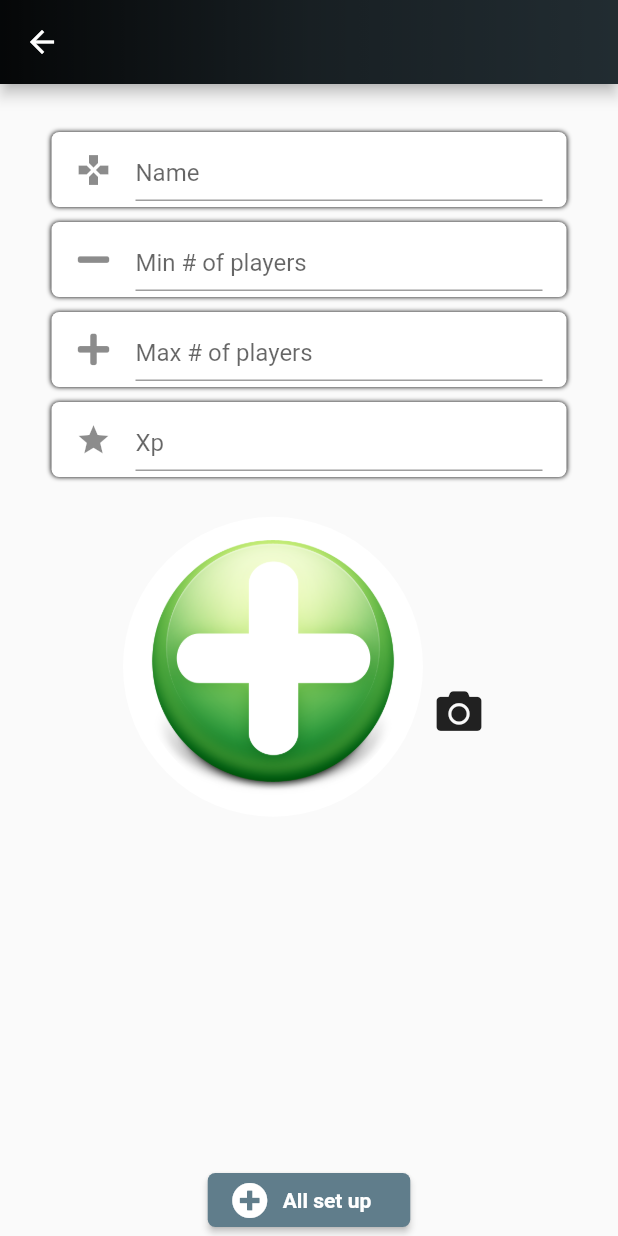
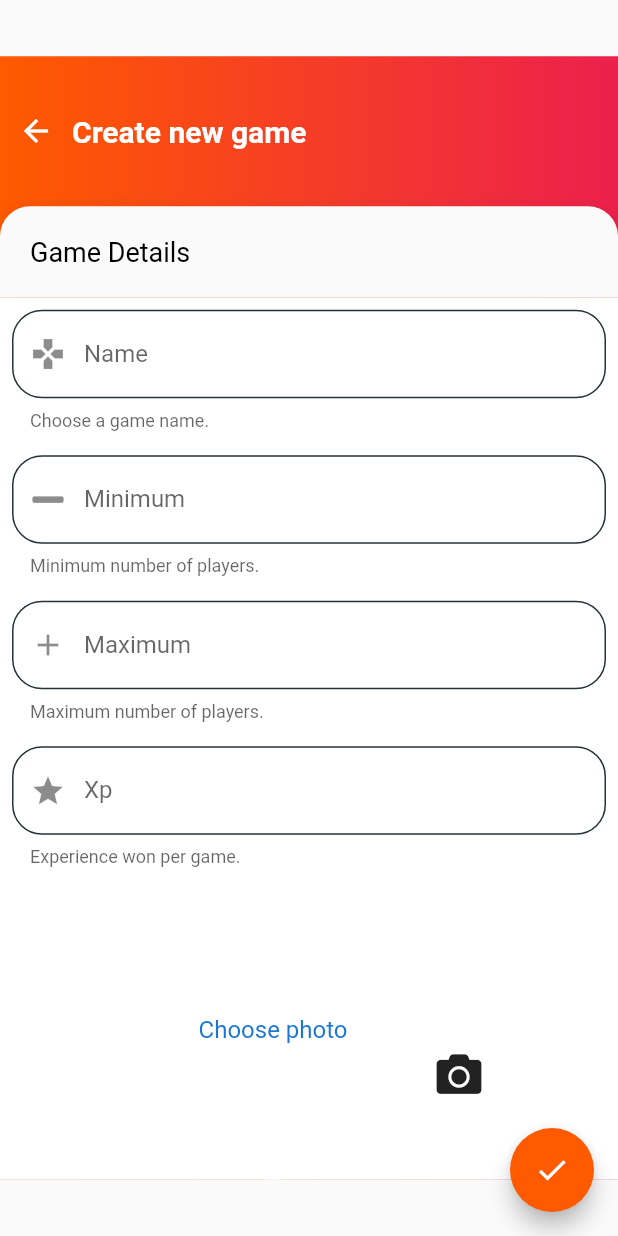
Before and after one commit to CristianFAlexa/SapRanks, a Flutter app: the CreateGamePage screen opened directly, on a phone screen of 412 x 824 dp. Run offline on Flutter 3.47's test engine with Material 2 defaults, Android fonts, the phone set to English and light mode, and no system bars; our stand-ins replace auto_size_text, carousel_slider, cloud_firestore, expandable, firebase_auth, firebase_messaging and 7 more; missing offline and left inert: countdown_flutter, qr_code_scanner; accounts and stored records are empty.

Commit message:
Updated design for create page and quick fix on set game call.

```diff
--- a/lib/view/component/CreateGamePage.dart
+++ b/lib/view/component/CreateGamePage.dart
@@ -7,7 +7,6 @@ import 'package:firebase_storage/firebase_storage.dart';
 import 'package:flutter/cupertino.dart';
 import 'package:flutter/material.dart';
 import 'package:font_awesome_flutter/font_awesome_flutter.dart';
-import 'package:gradient_app_bar/gradient_app_bar.dart';
 import 'package:image_picker/image_picker.dart';
 import 'package:path/path.dart';
 import 'package:uuid/uuid.dart';
@@ -53,7 +52,7 @@ class _CreateGamePageState extends State<CreateGamePage> {
       Firestore.instance
           .collection('games')
           .document('$uid')
-          .setData(GameModel(_name, 0, _downloadUrl, uid, int.parse(_minPlayers), int.parse(_maxPlayers), int.parse(_xp)).toMap());
+          .setData(GameModel(_name, 0, _downloadUrl, uid, int.parse(_maxPlayers), int.parse(_minPlayers), int.parse(_xp)).toMap());
       Navigator.of(context).pop();
     } else {
       Scaffold.of(context).showSnackBar(new SnackBar(content: new Text('You did not choose a picture and a name.')));
@@ -63,28 +62,63 @@ class _CreateGamePageState extends State<CreateGamePage> {
   @override
   Widget build(BuildContext context) {
     return Scaffold(
+      resizeToAvoidBottomInset: true,
       resizeToAvoidBottomPadding: true,
-      appBar: GradientAppBar(
-        gradient: LinearGradient(colors: [Colors.black87, Colors.black38, Colors.black12]),
-      ),
       body: Form(
         key: _formKey,
         child: Builder(
           builder: (context) => Center(
+            child: ListView(
+              scrollDirection: Axis.vertical,
+              shrinkWrap: true,
+              children: <Widget>[
+                Container(
+                  decoration: BoxDecoration(
+                    gradient: LinearGradient(
+                      begin: Alignment.centerLeft,
+                      end: Alignment.centerRight,
+                      colors: [Color.fromRGBO(255, 90, 0, 1), Color.fromRGBO(236, 32, 77, 1)]),
+                  ),
                   child: Column(
                     children: <Widget>[
                       Container(
-                  padding: EdgeInsets.only(top: 32),
+                        height: 100,
+                        child: Row(
+                          children: <Widget>[
+                            IconButton(
+                              icon: Icon(Icons.arrow_back, color: Colors.white, ),
+                              onPressed: (){
+                                Navigator.of(context).pop();
+                              },
+                            ),
+                            Text('Create new game', style: TextStyle(color: Colors.white, fontSize: 20, fontWeight: FontWeight.bold),)
+                          ],
+                        ),
+                      ),
+                      Material(
+                        child: Row(
+                          children: <Widget>[
+                            Padding(
+                              padding: const EdgeInsets.all(20.0),
+                              child: Text('Game Details', style: TextStyle(color: Colors.black, fontSize: 18),),
+                            ),
+                          ],
+                        ),
+                        elevation: 10,
+                        shadowColor: Color.fromRGBO(255, 90, 0, 1),
+                         borderRadius: BorderRadius.only(
+                           topLeft: Radius.circular(20),
+                           topRight: Radius.circular(20),
+                         ),
+                      ),
+                      Container(
+                        decoration: BoxDecoration(
+                          color: Colors.white,
+                        ),
                         child: Column(
                           children: <Widget>[
-                      Container(
-                        width: MediaQuery.of(context).size.width / 1.2,
-                        height: 50,
-                        padding: EdgeInsets.only(top: 4, left: 16, right: 16, bottom: 4),
-                        decoration: BoxDecoration(
-                            borderRadius: BorderRadius.all(Radius.circular(5)),
-                            color: Colors.white,
-                            boxShadow: [BoxShadow(color: Colors.black, blurRadius: 2)]),
+                            Padding(
+                              padding: const EdgeInsets.all(8.0),
                               child: TextFormField(
                                 validator: (input) {
                                   if (input.isEmpty) {
@@ -93,20 +127,32 @@ class _CreateGamePageState extends State<CreateGamePage> {
                                   return null;
                                 },
                                 onSaved: (input) => _name = input,
-                          decoration: InputDecoration(icon: Icon(Icons.gamepad), hintText: 'Name'),
+                                decoration: InputDecoration(
+                                  enabledBorder: new OutlineInputBorder(
+                                    borderSide: new BorderSide(color: Colors.blueGrey[900]),
+                                    borderRadius: BorderRadius.circular(20)
+                                  ),
+                                  focusedBorder: new OutlineInputBorder(
+                                    borderSide: new BorderSide(color: Colors.green[600]),
+                                    borderRadius: BorderRadius.circular(20)
+                                  ),
+                                  errorBorder: new OutlineInputBorder(
+                                    borderSide: new BorderSide(color: Colors.red[600]),
+                                    borderRadius: BorderRadius.circular(20)
+                                  ),
+                                  focusedErrorBorder: new OutlineInputBorder(
+                                    borderSide: new BorderSide(color: Colors.red[600]),
+                                    borderRadius: BorderRadius.circular(20)
+                                  ),
+                                  prefixIcon: Icon(Icons.gamepad),
+                                  hintText: 'Football',
+                                  labelText: 'Name',
+                                  helperText: 'Choose a game name.'
                                 ),
                               ),
-                      SizedBox(
-                        height: 10,
                             ),
-                      Container(
-                        width: MediaQuery.of(context).size.width / 1.2,
-                        height: 50,
-                        padding: EdgeInsets.only(top: 4, left: 16, right: 16, bottom: 4),
-                        decoration: BoxDecoration(
-                            borderRadius: BorderRadius.all(Radius.circular(5)),
-                            color: Colors.white,
-                            boxShadow: [BoxShadow(color: Colors.black, blurRadius: 2)]),
+                            Padding(
+                              padding: const EdgeInsets.all(8.0),
                               child: TextFormField(
                                 validator: (input) {
                                   _tmpMin = input;
@@ -118,20 +164,32 @@ class _CreateGamePageState extends State<CreateGamePage> {
                                   return null;
                                 },
                                 onSaved: (input) => _minPlayers = input,
-                          decoration: InputDecoration(icon: Icon(FontAwesomeIcons.minus), hintText: 'Min # of players'),
+                                decoration: InputDecoration(
+                                  enabledBorder: new OutlineInputBorder(
+                                    borderSide: new BorderSide(color: Colors.blueGrey[900]),
+                                    borderRadius: BorderRadius.circular(20)
+                                  ),
+                                  focusedBorder: new OutlineInputBorder(
+                                    borderSide: new BorderSide(color: Colors.green[600]),
+                                    borderRadius: BorderRadius.circular(20)
+                                  ),
+                                  errorBorder: new OutlineInputBorder(
+                                    borderSide: new BorderSide(color: Colors.red[600]),
+                                    borderRadius: BorderRadius.circular(20)
+                                  ),
+                                  focusedErrorBorder: new OutlineInputBorder(
+                                    borderSide: new BorderSide(color: Colors.red[600]),
+                                    borderRadius: BorderRadius.circular(20)
+                                  ),
+                                  prefixIcon: Icon(FontAwesomeIcons.minus),
+                                  hintText: '2',
+                                  labelText: 'Minimum',
+                                  helperText: 'Minimum number of players.'
                                 ),
                               ),
-                      SizedBox(
-                        height: 10,
                             ),
-                      Container(
-                        width: MediaQuery.of(context).size.width / 1.2,
-                        height: 50,
-                        padding: EdgeInsets.only(top: 4, left: 16, right: 16, bottom: 4),
-                        decoration: BoxDecoration(
-                            borderRadius: BorderRadius.all(Radius.circular(5)),
-                            color: Colors.white,
-                            boxShadow: [BoxShadow(color: Colors.black, blurRadius: 2)]),
+                            Padding(
+                              padding: const EdgeInsets.all(8.0),
                               child: TextFormField(
                                 validator: (input) {
                                   if (input.isEmpty) {
@@ -144,20 +202,32 @@ class _CreateGamePageState extends State<CreateGamePage> {
                                   return null;
                                 },
                                 onSaved: (input) => _maxPlayers = input,
-                          decoration: InputDecoration(icon: Icon(FontAwesomeIcons.plus), hintText: 'Max # of players'),
+                                decoration: InputDecoration(
+                                  enabledBorder: new OutlineInputBorder(
+                                    borderSide: new BorderSide(color: Colors.blueGrey[900]),
+                                    borderRadius: BorderRadius.circular(20)
+                                  ),
+                                  focusedBorder: new OutlineInputBorder(
+                                    borderSide: new BorderSide(color: Colors.green[600]),
+                                    borderRadius: BorderRadius.circular(20)
+                                  ),
+                                  errorBorder: new OutlineInputBorder(
+                                    borderSide: new BorderSide(color: Colors.red[600]),
+                                    borderRadius: BorderRadius.circular(20)
+                                  ),
+                                  focusedErrorBorder: new OutlineInputBorder(
+                                    borderSide: new BorderSide(color: Colors.red[600]),
+                                    borderRadius: BorderRadius.circular(20)
+                                  ),
+                                  prefixIcon: Icon(Icons.add),
+                                  hintText: '99',
+                                  labelText: 'Maximum',
+                                  helperText: 'Maximum number of players.'
                                 ),
                               ),
-                      SizedBox(
-                        height: 10,
                             ),
-                      Container(
-                        width: MediaQuery.of(context).size.width / 1.2,
-                        height: 50,
-                        padding: EdgeInsets.only(top: 4, left: 16, right: 16, bottom: 4),
-                        decoration: BoxDecoration(
-                            borderRadius: BorderRadius.all(Radius.circular(5)),
-                            color: Colors.white,
-                            boxShadow: [BoxShadow(color: Colors.black, blurRadius: 2)]),
+                            Padding(
+                              padding: const EdgeInsets.all(8.0),
                               child: TextFormField(
                                 validator: (input) {
                                   if (input.isEmpty) {
@@ -168,17 +238,31 @@ class _CreateGamePageState extends State<CreateGamePage> {
                                   return null;
                                 },
                                 onSaved: (input) => _xp = input,
-                          decoration: InputDecoration(icon: Icon(Icons.star), hintText: 'Xp'),
+                                decoration: InputDecoration(
+                                  enabledBorder: new OutlineInputBorder(
+                                    borderSide: new BorderSide(color: Colors.blueGrey[900]),
+                                    borderRadius: BorderRadius.circular(20)
+                                  ),
+                                  focusedBorder: new OutlineInputBorder(
+                                    borderSide: new BorderSide(color: Colors.green[600]),
+                                    borderRadius: BorderRadius.circular(20)
+                                  ),
+                                  errorBorder: new OutlineInputBorder(
+                                    borderSide: new BorderSide(color: Colors.red[600]),
+                                    borderRadius: BorderRadius.circular(20)
+                                  ),
+                                  focusedErrorBorder: new OutlineInputBorder(
+                                    borderSide: new BorderSide(color: Colors.red[600]),
+                                    borderRadius: BorderRadius.circular(20)
+                                  ),
+                                  prefixIcon: Icon(Icons.star),
+                                  hintText: '200',
+                                  labelText: 'Xp',
+                                  helperText: 'Experience won per game.'
                                 ),
                               ),
-                    ],
                             ),
-                ),
-                SizedBox(
-                  height: 16.0,
-                ),
-                Expanded(
-                  child: Row(
+                            Row(
                               mainAxisAlignment: MainAxisAlignment.center,
                               children: <Widget>[
                                 Align(
@@ -195,10 +279,12 @@ class _CreateGamePageState extends State<CreateGamePage> {
                                           _image,
                                           fit: BoxFit.fill,
                                         )
-                                  : Image.asset(
+                                               : Center(
+                                          child: Text('Choose photo'),
+                                        )  /*Image.asset(
                                           "assets/images/add-icon.png",
                                           fit: BoxFit.fill,
-                                    ),
+                                        ),*/
                                       ),
                                     ),
                                   ),
@@ -217,38 +303,28 @@ class _CreateGamePageState extends State<CreateGamePage> {
                                 )
                               ],
                             ),
+                          ],
                         ),
-                Spacer(),
-                RaisedButton(
+                      ),
+                    ],
+                  ),
+                ),
+              ],
+            ),
+          ),
+        ),
+      ),
+      floatingActionButton: Builder(
+        builder: (context) => FloatingActionButton(
           onPressed: () {
             if (_formKey.currentState.validate())
               saveNewGame(context);
             else
               Scaffold.of(context).showSnackBar(SnackBar(content: Text("Cannot create game!")));
           },
-                  shape: RoundedRectangleBorder(
-                    borderRadius: BorderRadius.circular(5),
-                  ),
-                  color: Colors.blueGrey,
-                  child: new Row(
-                    mainAxisSize: MainAxisSize.min,
-                    children: <Widget>[
-                      Icon(
-                        FontAwesomeIcons.plusCircle,
-                        color: Colors.white,
-                      ),
-                      new Container(
-                          padding: EdgeInsets.only(left: 10.0, right: 10.0),
-                          child: new Text(
-                            "All set up",
-                            style: TextStyle(color: Colors.white, fontWeight: FontWeight.bold),
-                          )),
-                    ],
-                  ),
-                )
-              ],
-            ),
-          ),
+          child: Icon(Icons.check),
+          backgroundColor: Color.fromRGBO(255, 90, 0, 1),
+          heroTag: 'createGameFloatingActionButton',
         ),
       ),
     );
```
Lines whose indentation alone changed are shown as unchanged.
